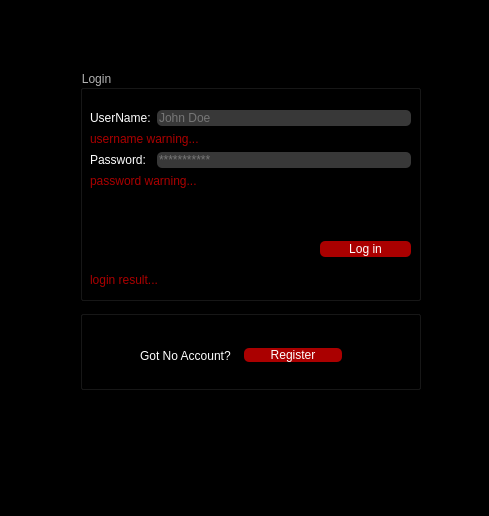
First picture: the form in loginpage.ui, repository borhanem/Messenger_Void_13, before the edit.
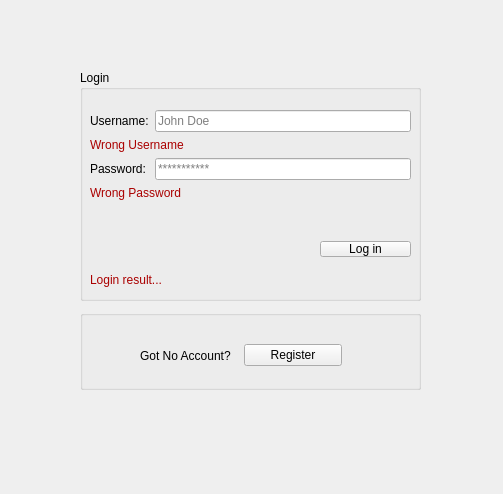
Second picture: the form after the edit. Icons and pictures are not drawn.

Commit message: Login-Register Update

Patch:
```diff
--- a/loginpage.ui
+++ b/loginpage.ui
@@ -6,15 +6,27 @@
    <rect>
     <x>0</x>
     <y>0</y>
-    <width>489</width>
-    <height>516</height>
+    <width>503</width>
+    <height>494</height>
    </rect>
   </property>
+  <property name="minimumSize">
+   <size>
+    <width>503</width>
+    <height>494</height>
+   </size>
+  </property>
+  <property name="maximumSize">
+   <size>
+    <width>503</width>
+    <height>494</height>
+   </size>
+  </property>
   <property name="windowTitle">
    <string>Form</string>
   </property>
   <property name="styleSheet">
-   <string notr="true">background-color: rgb(0, 0, 0);</string>
+   <string notr="true"/>
   </property>
   <widget class="QGroupBox" name="groupBox">
    <property name="geometry">
@@ -26,7 +38,7 @@
     </rect>
    </property>
    <property name="styleSheet">
-    <string notr="true">color: rgb(179, 179, 179);</string>
+    <string notr="true"/>
    </property>
    <property name="title">
     <string>Login</string>
@@ -41,9 +53,7 @@
      </rect>
     </property>
     <property name="styleSheet">
-     <string notr="true">background-color: rgb(170, 0, 0);
-border-radius: 5px;
-color: rgb(255, 255, 255);</string>
+     <string notr="true"/>
     </property>
     <property name="text">
      <string>Log in</string>
@@ -62,19 +72,17 @@
      <item row="0" column="0">
       <widget class="QLabel" name="username_lbl">
        <property name="styleSheet">
-        <string notr="true">color: rgb(255, 255, 255);</string>
+        <string notr="true"/>
        </property>
        <property name="text">
-        <string>UserName:</string>
+        <string>Username:</string>
        </property>
       </widget>
      </item>
      <item row="0" column="1">
       <widget class="QLineEdit" name="username_led">
        <property name="styleSheet">
-        <string notr="true">background-color: rgb(56, 56, 56);
-border-color: rgb(170, 170, 127);
-border-radius:5%;</string>
+        <string notr="true"/>
        </property>
        <property name="placeholderText">
         <string>John Doe</string>
@@ -87,15 +95,14 @@
         <string notr="true">color: rgb(170, 0, 0);</string>
        </property>
        <property name="text">
-        <string>username warning...</string>
+        <string>Wrong Username&lt;!&gt;</string>
        </property>
       </widget>
      </item>
      <item row="2" column="0">
       <widget class="QLabel" name="password_lbl">
        <property name="styleSheet">
-        <string notr="true">color: rgb(255, 255, 255);
-</string>
+        <string notr="true"/>
        </property>
        <property name="text">
         <string>Password:</string>
@@ -105,9 +112,7 @@
      <item row="2" column="1">
       <widget class="QLineEdit" name="password_led">
        <property name="styleSheet">
-        <string notr="true">background-color: rgb(56, 56, 56);
-border-color: rgb(170, 170, 127);
-border-radius:5%;</string>
+        <string notr="true"/>
        </property>
        <property name="echoMode">
         <enum>QLineEdit::Password</enum>
@@ -123,7 +128,7 @@
         <string notr="true">color: rgb(170, 0, 0);</string>
        </property>
        <property name="text">
-        <string>password warning...</string>
+        <string>Wrong Password&lt;!&gt;</string>
        </property>
       </widget>
      </item>
@@ -142,7 +147,7 @@
      <string notr="true">color: rgb(170, 0, 0);</string>
     </property>
     <property name="text">
-     <string>login result...</string>
+     <string>Login result...</string>
     </property>
    </widget>
   </widget>
@@ -171,7 +176,7 @@
      <item>
       <widget class="QLabel" name="Register_lbl">
        <property name="styleSheet">
-        <string notr="true">color: rgb(255, 255, 255);</string>
+        <string notr="true"/>
        </property>
        <property name="text">
         <string>Got No Account?</string>
@@ -181,9 +186,7 @@
      <item>
       <widget class="QPushButton" name="Register_pbn">
        <property name="styleSheet">
-        <string notr="true">background-color: rgb(170, 0, 0);
-border-radius: 5px;
-color: rgb(255, 255, 255);</string>
+        <string notr="true"/>
        </property>
        <property name="text">
         <string>Register</string>
@@ -193,6 +196,79 @@
     </layout>
    </widget>
   </widget>
+  <widget class="QPushButton" name="Theme_1">
+   <property name="geometry">
+    <rect>
+     <x>330</x>
+     <y>420</y>
+     <width>21</width>
+     <height>21</height>
+    </rect>
+   </property>
+   <property name="styleSheet">
+    <string notr="true">background-image: url(:/new/prefix1/Style/red.png);
+border-color: rgb(170, 170, 127);
+border-radius:10%;
+</string>
+   </property>
+   <property name="text">
+    <string/>
+   </property>
+  </widget>
+  <widget class="QPushButton" name="Theme_2_pbn">
+   <property name="geometry">
+    <rect>
+     <x>300</x>
+     <y>420</y>
+     <width>21</width>
+     <height>21</height>
+    </rect>
+   </property>
+   <property name="styleSheet">
+    <string notr="true">background-image: url(:/new/prefix1/Style/Stars.png);
+border-color: rgb(170, 170, 127);
+border-radius:10%;</string>
+   </property>
+   <property name="text">
+    <string/>
+   </property>
+  </widget>
+  <widget class="QPushButton" name="Theme_3_pbn">
+   <property name="geometry">
+    <rect>
+     <x>390</x>
+     <y>420</y>
+     <width>21</width>
+     <height>21</height>
+    </rect>
+   </property>
+   <property name="styleSheet">
+    <string notr="true">background-image: url(:/new/prefix1/Style/LightPink.png);
+border-color: rgb(170, 170, 127);
+border-radius: 10%;</string>
+   </property>
+   <property name="text">
+    <string/>
+   </property>
+  </widget>
+  <widget class="QPushButton" name="pushButton">
+   <property name="geometry">
+    <rect>
+     <x>360</x>
+     <y>420</y>
+     <width>21</width>
+     <height>21</height>
+    </rect>
+   </property>
+   <property name="styleSheet">
+    <string notr="true">background-image: url(:/new/prefix1/Style/Green.png);
+border-color: rgb(170, 170, 127);
+border-radius: 10%;</string>
+   </property>
+   <property name="text">
+    <string/>
+   </property>
+  </widget>
  </widget>
  <resources/>
  <connections/>
```
The commit also changes 28 other files.
